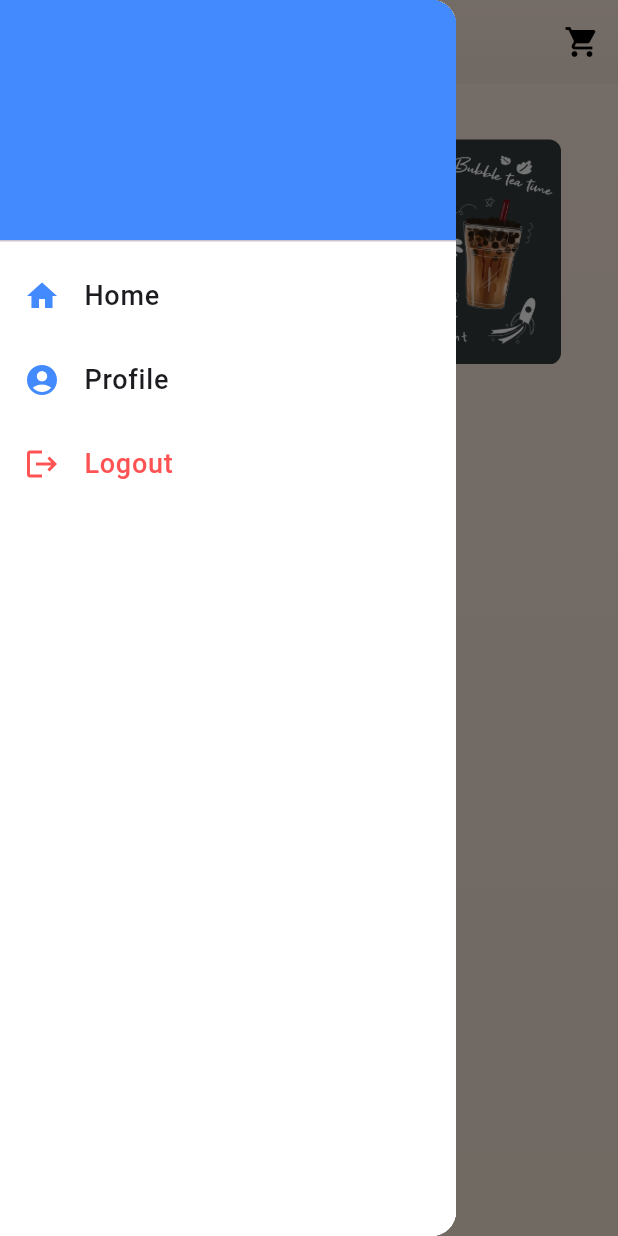
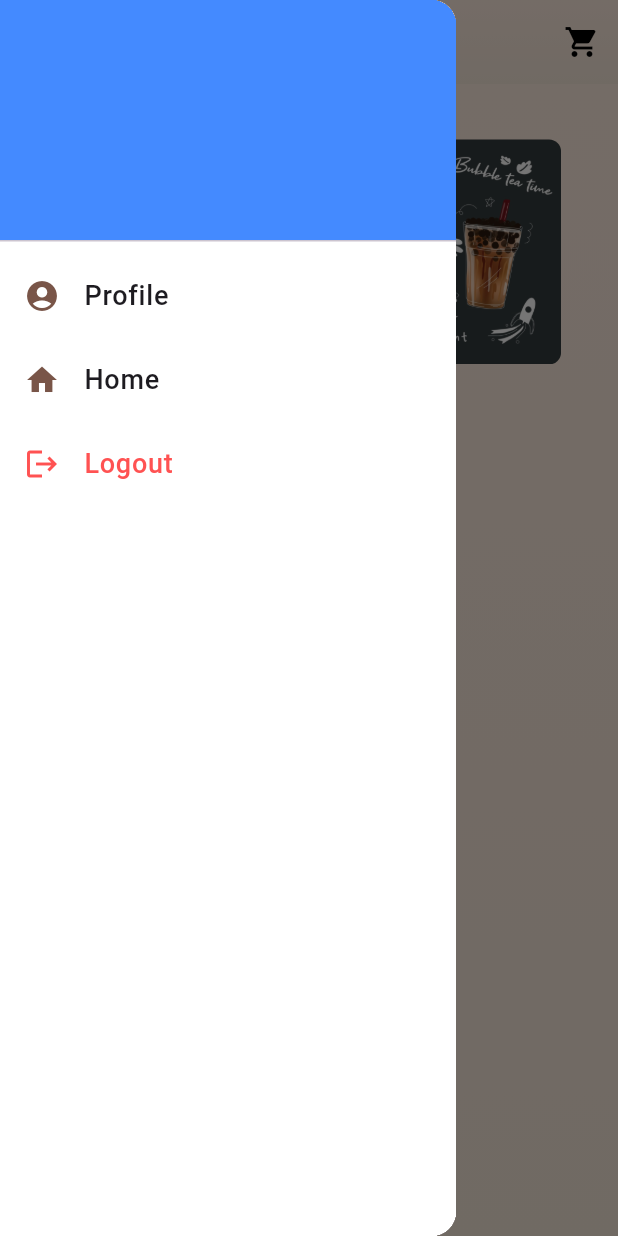
Before and after one commit to Adimno/thirsttea, a Flutter app: the HomePage1 screen opened directly with empty values, with the side drawer open, on a phone screen of 412 x 824 dp. Run offline on Flutter 3.47's test engine with Material 3 defaults, Android fonts, the phone set to English and light mode, and no system bars; drawn by our look-alikes of carousel_slider; our stand-ins replace cloud_firestore, firebase_auth, firebase_core; accounts and stored records are empty; network calls fail.

```diff
--- a/lib/home/home_page.dart
+++ b/lib/home/home_page.dart
@@ -118,9 +118,9 @@ class _HomePageState extends State<HomePage1> {
                 ),
               ),
               ListTile(
-                leading: Icon(Icons.home, color: Colors.blueAccent),
+                leading: Icon(Icons.account_circle, color: Colors.brown),
                 title: Text(
-                  'Home',
+                  'Profile',
                   style: TextStyle(fontSize: 18, fontWeight: FontWeight.w500),
                 ),
                 onTap: () {
@@ -128,9 +128,9 @@ class _HomePageState extends State<HomePage1> {
                 },
               ),
               ListTile(
-                leading: Icon(Icons.account_circle, color: Colors.blueAccent),
+                leading: Icon(Icons.home, color: Colors.brown),
                 title: Text(
-                  'Profile',
+                  'Home',
                   style: TextStyle(fontSize: 18, fontWeight: FontWeight.w500),
                 ),
                 onTap: () {
```
Also changed, not shown: lib/profile/profile_page.dart (added).
